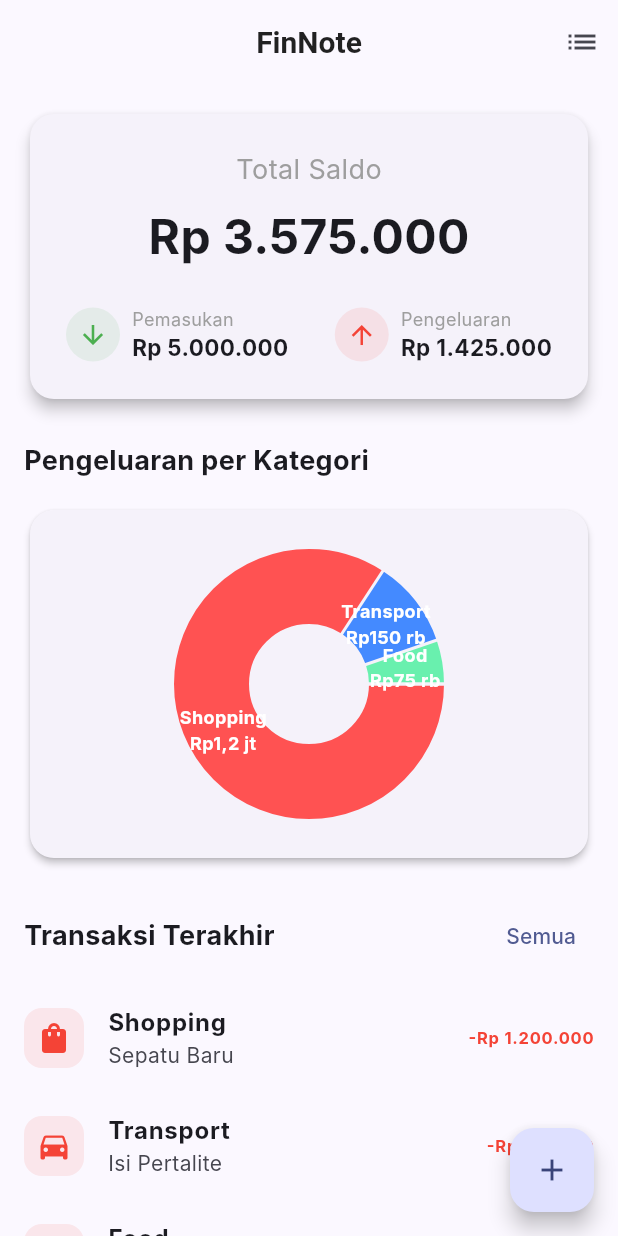
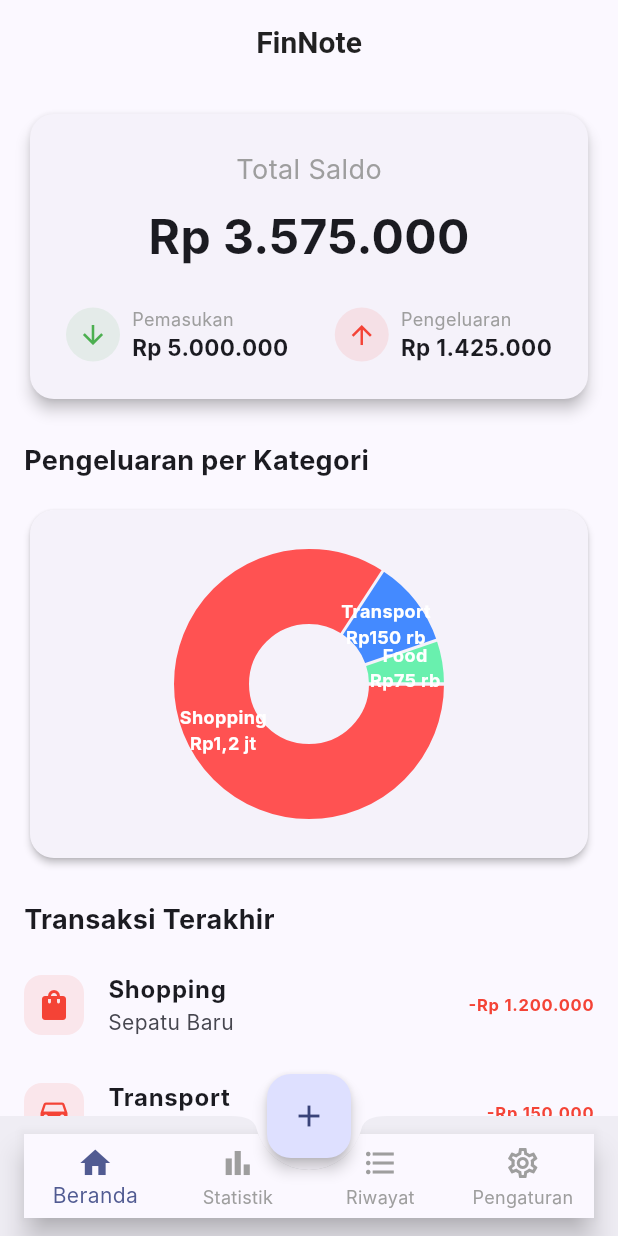
Before and after one commit to Bintanggz/Aplikasi-Pencatatan-Keuangan-Flutter, a Flutter app: the screen it shows after launch, on a phone screen of 412 x 824 dp. Run offline on Flutter 3.47's test engine with Material 3 defaults, Android fonts, the light colour scheme and no system bars; drawn by our look-alikes of fl_chart; our stand-ins replace flutter_riverpod, hive, hive_flutter; accounts and stored records are empty; Roboto replaces fonts that are missing (Inter).

Commit message:
tambah menu

```diff
--- a/lib/main.dart
+++ b/lib/main.dart
@@ -1,7 +1,7 @@
 import 'package:flutter/material.dart';
 import 'package:flutter_riverpod/flutter_riverpod.dart';
 import 'package:finnote/providers/transaction_provider.dart';
-import 'package:finnote/screens/dashboard_screen.dart';
+import 'package:finnote/screens/main_navigation_screen.dart';
 import 'package:finnote/services/database_service.dart';
 import 'package:intl/date_symbol_data_local.dart';
 import 'package:intl/intl.dart';
@@ -56,7 +56,7 @@ class MyApp extends StatelessWidget {
           shape: RoundedRectangleBorder(borderRadius: BorderRadius.circular(16)),
         ),
       ),
-      home: const DashboardScreen(),
+      home: const MainNavigationScreen(),
     );
   }
 }
--- a/lib/screens/dashboard_screen.dart
+++ b/lib/screens/dashboard_screen.dart
@@ -22,15 +22,6 @@ class DashboardScreen extends ConsumerWidget {
     return Scaffold(
       appBar: AppBar(
         title: const Text('FinNote'),
-        actions: [
-          IconButton(
-            icon: const Icon(Icons.list),
-            onPressed: () => Navigator.push(
-              context,
-              MaterialPageRoute(builder: (_) => const TransactionListScreen()),
-            ),
-          )
-        ],
       ),
       body: SingleChildScrollView(
         child: Padding(
@@ -83,14 +74,7 @@ class DashboardScreen extends ConsumerWidget {
               Row(
                 mainAxisAlignment: MainAxisAlignment.spaceBetween,
                 children: [
-                  const Text('Transaksi Terakhir', style: TextStyle(fontSize: 18, fontWeight: FontWeight.bold)),
-                  TextButton(
-                    onPressed: () => Navigator.push(
-                      context,
-                      MaterialPageRoute(builder: (_) => const TransactionListScreen()),
-                    ),
-                    child: const Text('Semua'),
-                  )
+                   const Text('Transaksi Terakhir', style: TextStyle(fontSize: 18, fontWeight: FontWeight.bold)),
                 ],
               ),
               const SizedBox(height: 8),
@@ -135,13 +119,6 @@ class DashboardScreen extends ConsumerWidget {
           ),
         ),
       ),
-      floatingActionButton: FloatingActionButton(
-        onPressed: () => Navigator.push(
-          context,
-          MaterialPageRoute(builder: (_) => const AddTransactionScreen()),
-        ),
-        child: const Icon(Icons.add),
-      ),
     );
   }
 
--- /dev/null
+++ b/lib/screens/main_navigation_screen.dart
@@ -0,0 +1,85 @@
+import 'package:flutter/material.dart';
+import 'package:finnote/screens/dashboard_screen.dart';
+import 'package:finnote/screens/transaction_list_screen.dart';
+import 'package:finnote/screens/statistics_screen.dart';
+import 'package:finnote/screens/settings_screen.dart';
+import 'package:finnote/screens/add_transaction_screen.dart';
+
+class MainNavigationScreen extends StatefulWidget {
+  const MainNavigationScreen({super.key});
+
+  @override
+  State<MainNavigationScreen> createState() => _MainNavigationScreenState();
+}
+
+class _MainNavigationScreenState extends State<MainNavigationScreen> {
+  int _selectedIndex = 0;
+
+  final List<Widget> _screens = const [
+    DashboardScreen(),
+    StatisticsScreen(),
+    TransactionListScreen(),
+    SettingsScreen(),
+  ];
+
+  void _onItemTapped(int index) {
+    setState(() {
+      _selectedIndex = index;
+    });
+  }
+
+  @override
+  Widget build(BuildContext context) {
+    return Scaffold(
+      body: IndexedStack(
+        index: _selectedIndex,
+        children: _screens,
+      ),
+      floatingActionButton: FloatingActionButton(
+        onPressed: () => Navigator.push(
+          context,
+          MaterialPageRoute(builder: (_) => const AddTransactionScreen()),
+        ),
+        elevation: 4,
+        shape: RoundedRectangleBorder(borderRadius: BorderRadius.circular(16)),
+        child: const Icon(Icons.add),
+      ),
+      floatingActionButtonLocation: FloatingActionButtonLocation.centerDocked,
+      bottomNavigationBar: BottomAppBar(
+        shape: const CircularNotchedRectangle(),
+        notchMargin: 8.0,
+        clipBehavior: Clip.antiAlias,
+        child: BottomNavigationBar(
+          currentIndex: _selectedIndex,
+          onTap: _onItemTapped,
+          type: BottomNavigationBarType.fixed,
+          selectedItemColor: Theme.of(context).colorScheme.primary,
+          unselectedItemColor: Colors.grey,
+          showUnselectedLabels: true,
+          items: const [
+            BottomNavigationBarItem(
+              icon: Icon(Icons.home_outlined),
+              activeIcon: Icon(Icons.home),
+              label: 'Beranda',
+            ),
+            BottomNavigationBarItem(
+              icon: Icon(Icons.bar_chart_outlined),
+              activeIcon: Icon(Icons.bar_chart),
+              label: 'Statistik',
+            ),
+            BottomNavigationBarItem(
+              icon: Icon(Icons.format_list_bulleted),
+              activeIcon: Icon(Icons.list),
+              label: 'Riwayat',
+            ),
+            BottomNavigationBarItem(
+              icon: Icon(Icons.settings_outlined),
+              activeIcon: Icon(Icons.settings),
+              label: 'Pengaturan',
+            ),
+          ],
+        ),
+      ),
+    );
+  }
+}
```
Also changed, not shown: lib/screens/settings_screen.dart (added, +65 -0 lines), lib/screens/statistics_screen.dart (added, +84 -0 lines), 1 other file.
